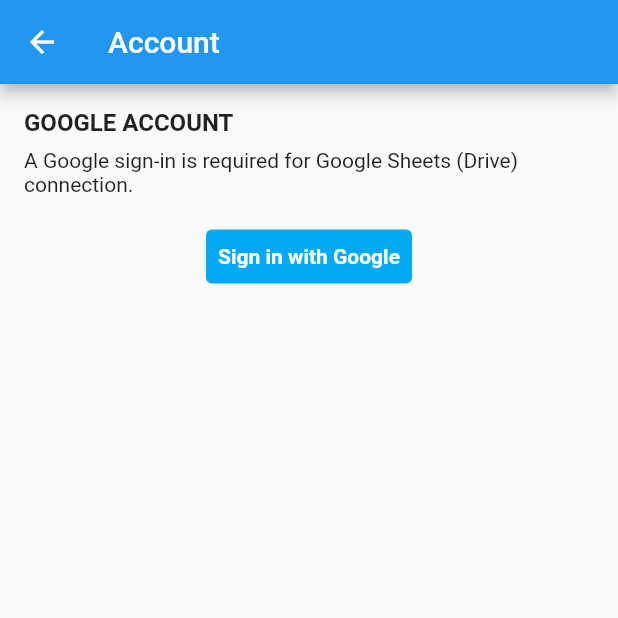
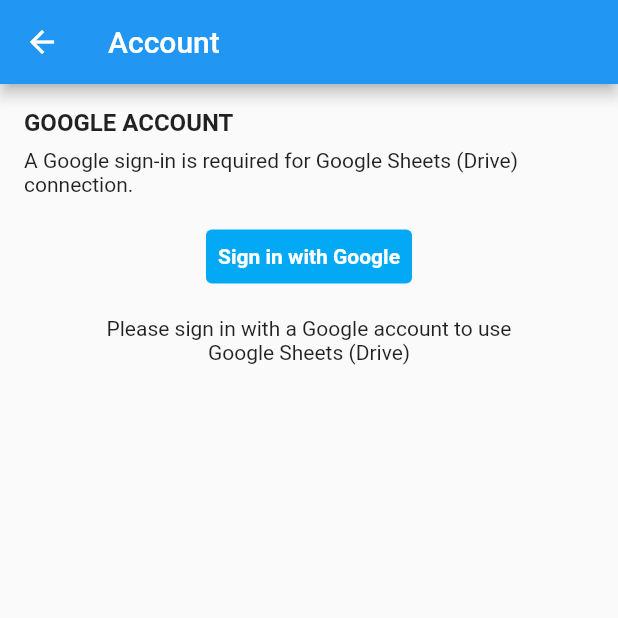
Before and after one commit to hungxtran/QR-to-Google-Sheets, a Flutter app: the AccountPage screen opened directly, on a phone screen of 412 x 824 dp, the top half of it. Run offline on Flutter 3.47's test engine with Material 2 defaults, Android fonts, the phone set to English and light mode, and no system bars; missing offline and left inert: ai_barcode_scanner.

Commit message:
update content of account page not login state.

```diff
--- a/qr_to_google_sheets/lib/account.dart
+++ b/qr_to_google_sheets/lib/account.dart
@@ -58,7 +58,31 @@ class AccountPage extends StatelessWidget {
                   ),
                 ),
               ),
-            ), // Add additional content for the AccountPage here
+            ),
+            const SizedBox(
+                height:
+                    16), // Add spacing between the button and the description
+            Container(
+              alignment: Alignment.center,
+              child: Column(
+                mainAxisAlignment: MainAxisAlignment.center,
+                children: [
+                  Text(
+                    'Please sign in with a Google account to use',
+                    style: TextStyle(
+                      fontSize: 14,
+                    ),
+                  ),
+                  Text(
+                    'Google Sheets (Drive)',
+                    style: TextStyle(
+                      fontSize: 14,
+                    ),
+                  ),
+                ],
+              ),
+            ),
+            // Add additional content for the AccountPage here
           ],
         ),
       ),
```
